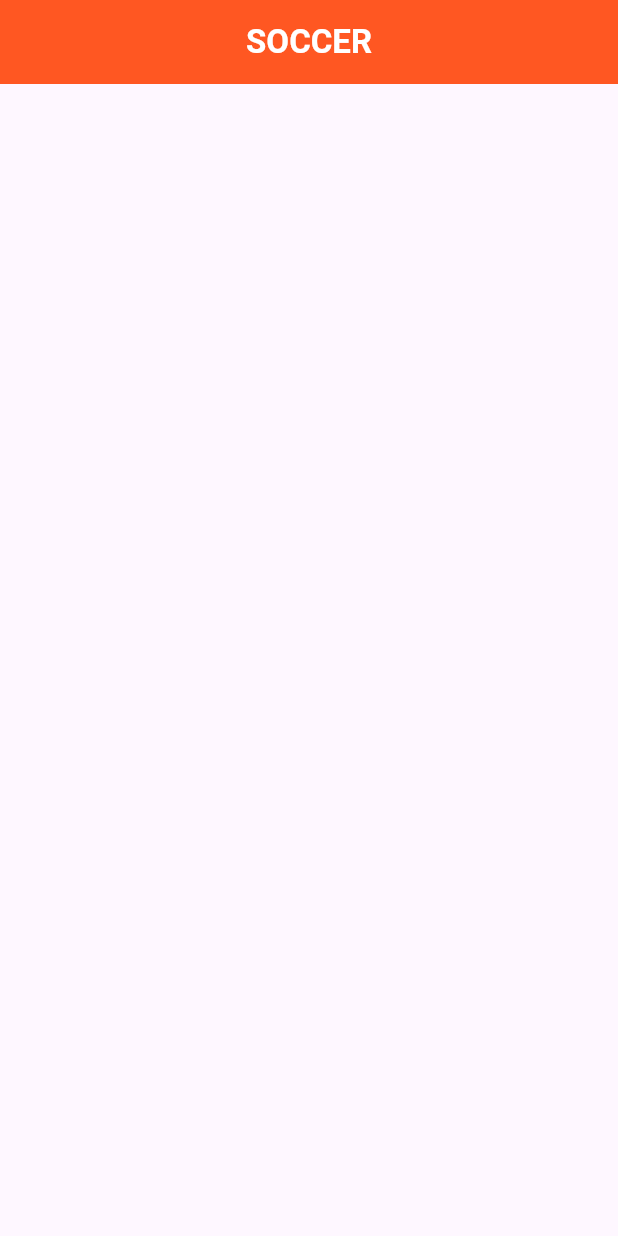
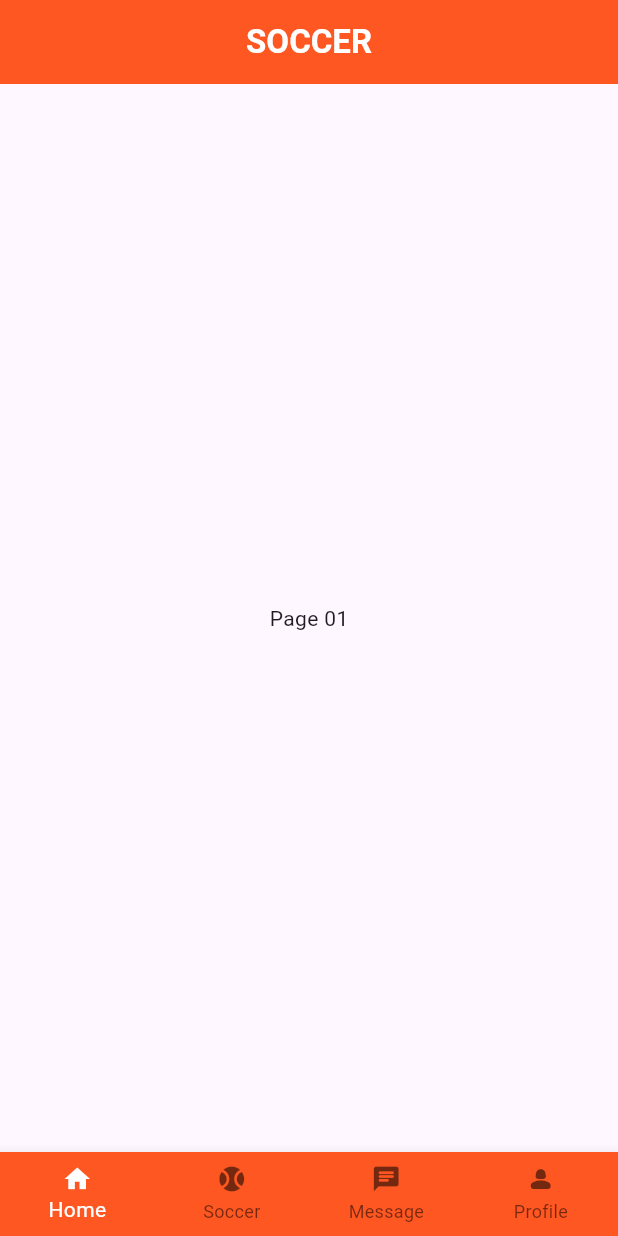
Before and after one commit to devsTZ/soccer, a Flutter app: the HomePage screen opened directly, on a phone screen of 412 x 824 dp. Run offline on Flutter 3.47's test engine with Material 3 defaults, Android fonts, the phone set to English and light mode, and no system bars.

```diff
--- a/lib/screen/homepage.dart
+++ b/lib/screen/homepage.dart
@@ -9,6 +9,28 @@ class HomePage extends StatefulWidget {
 }
 
 class _HomePageState extends State<HomePage> {
+  int _indexSelected = 0;
+  static const List<Widget> _pages = <Widget>[
+    Center(
+      child: Text('Page 01'),
+    ),
+    Center(
+      child: Text('Page 02'),
+    ),
+    Center(
+      child: Text('Page 03'),
+    ),
+    Center(
+      child: Text('Page 04'),
+    ),
+  ];
+  @override
+  void _onItemTapped(int index) {
+    setState(() {
+      _indexSelected = index;
+    });
+  }
+
   @override
   Widget build(BuildContext context) {
     return Scaffold(
@@ -21,9 +43,35 @@ class _HomePageState extends State<HomePage> {
           ),
         ),
       ),
+      bottomNavigationBar: BottomNavigationBar(
+        onTap: _onItemTapped,
+        type: BottomNavigationBarType.fixed,
+        currentIndex: _indexSelected,
+        backgroundColor: Colors.deepOrange,
+        iconSize: 20,
+        fixedColor: Colors.white,
+        items: const <BottomNavigationBarItem>[
+          BottomNavigationBarItem(
+            icon: Icon(Icons.home),
+            label: 'Home',
+          ),
+          BottomNavigationBarItem(
+              icon: Icon(
+                Icons.sports_baseball_rounded,
+              ),
+              label: 'Soccer'),
+          BottomNavigationBarItem(
+              icon: Icon(Icons.chat_rounded), label: 'Message'),
+          BottomNavigationBarItem(
+              icon: Icon(Icons.person_2_rounded), label: 'Profile'),
+        ],
+      ),
       // drawer: Drawer(
       //   backgroundColor: Colors.red,
       // ),
+      body: Center(
+        child: _pages.elementAt(_indexSelected),
+      ),
     );
   }
 }
--- a/pubspec.yaml
+++ b/pubspec.yaml
@@ -35,6 +35,8 @@ dependencies:
   # The following adds the Cupertino Icons font to your application.
   # Use with the CupertinoIcons class for iOS style icons.
   cupertino_icons: ^1.0.2
+  firebase_core: ^2.24.0
+  firebase_auth: ^4.15.0
 
 dev_dependencies:
   flutter_test:
```
Also changed, not shown: pubspec.lock, 3 other files.
